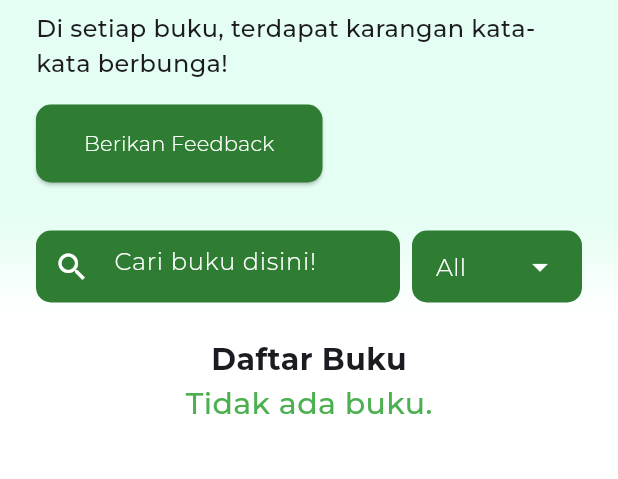
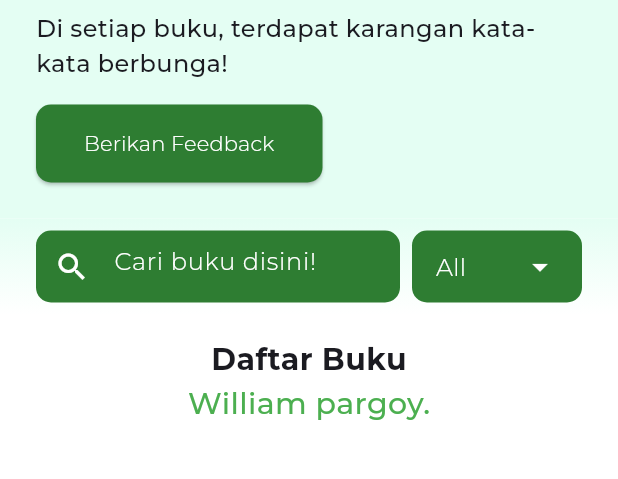
Before and after one commit to D12-PBP-23-24/Bookquet-mobile, a Flutter app: the Homepage screen opened directly, on a phone screen of 412 x 824 dp, the part 101-580 px from its top. Run offline on Flutter 3.47's test engine with Material 3 defaults, Android fonts, the phone set to English and light mode, and no system bars; our stand-ins replace shared_preferences; accounts and stored records are empty; network calls fail; project files that could hold a hidden picture were left out.

Commit message:
fix: check

```diff
--- a/lib/screens/homepage/homepage.dart
+++ b/lib/screens/homepage/homepage.dart
@@ -244,21 +244,10 @@ class _HomepageState extends State<Homepage> {
             builder: (context, AsyncSnapshot<List<Book>> snapshot) {
               if (snapshot.connectionState == ConnectionState.waiting) {
                 return const Center(child: CircularProgressIndicator());
-              // } else if (!snapshot.hasData || snapshot.data!.isEmpty) {
-              //   return const Center(
-              //     child: Text(
-              //       "Tidak ada buku.",
-              //       style: TextStyle(
-              //         color: Colors.green,
-              //         fontSize: 20,
-              //         fontFamily: 'Montserrat',
-              //       ),
-              //     ),
-              //   );
-              } else if (!snapshot.hasData) {
+              } else if (!snapshot.hasData || snapshot.data!.isEmpty) {
                 return const Center(
                   child: Text(
-                    "Tidak ada buku.",
+                    "William pargoy.",
                     style: TextStyle(
                       color: Colors.green,
                       fontSize: 20,
```
